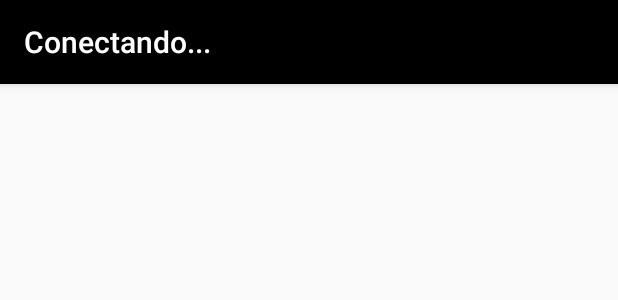
After one commit to ShayAegis/GpsCar, an Android app built with Jetpack Compose: the layout app_bar_main.xml on its own in the app's theme, with its tools: preview values and no code run, on a phone screen of 412 x 824 dp. The commit adds this screen. Shown: the top 300 px of the screen. Run offline under Robolectric (Android 15) with nearby library versions, the phone set to English and light mode, and no system bars.

Commit message:
Navigation view added, including options for configuration and compass test, options are not doing anything yet

```diff
--- a/app/app/build.gradle.kts
+++ b/app/app/build.gradle.kts
@@ -56,6 +56,7 @@ dependencies {
     implementation(libs.androidx.ui.tooling.preview)
     implementation(libs.androidx.material3)
     implementation(libs.androidx.constraintlayout)
+    implementation(libs.material)
     testImplementation(libs.junit)
     androidTestImplementation(libs.androidx.junit)
     androidTestImplementation(libs.androidx.espresso.core)
--- /dev/null
+++ b/app/app/src/main/res/layout/app_bar_main.xml
@@ -0,0 +1,21 @@
+<?xml version="1.0" encoding="utf-8"?>
+<androidx.coordinatorlayout.widget.CoordinatorLayout xmlns:android="http://schemas.android.com/apk/res/android"
+    android:layout_width="match_parent"
+    android:layout_height="match_parent"
+    xmlns:tools="http://schemas.android.com/tools"
+    xmlns:app="http://schemas.android.com/apk/res-auto"
+    tools:context=".MainActivity">
+    <com.google.android.material.appbar.AppBarLayout
+        android:layout_width="match_parent"
+        android:layout_height="wrap_content"
+        android:fitsSystemWindows="true">
+        <androidx.appcompat.widget.Toolbar
+            android:id="@+id/main_toolbar"
+            android:layout_width="match_parent"
+            android:layout_height="?attr/actionBarSize"
+            app:title="@string/conecting_mqtt"
+            app:titleTextColor="@color/white"
+            app:layout_scrollFlags="scroll|enterAlways"
+            android:background="@color/black"/>
+    </com.google.android.material.appbar.AppBarLayout>
+</androidx.coordinatorlayout.widget.CoordinatorLayout>
--- a/app/app/src/main/res/values/themes.xml
+++ b/app/app/src/main/res/values/themes.xml
@@ -1,5 +1,7 @@
 <?xml version="1.0" encoding="utf-8"?>
 <resources>
 
-    <style name="Theme.Projcomunicaciones" parent="android:Theme.Material.Light.NoActionBar" />
+    <style name="Theme.Projcomunicaciones" parent="Theme.AppCompat.Light.NoActionBar">
+        <item name="android:statusBarColor">@color/black</item>
+    </style>
 </resources>
--- a/app/gradle/libs.versions.toml
+++ b/app/gradle/libs.versions.toml
@@ -9,6 +9,7 @@ lifecycleRuntimeKtx = "2.8.7"
 activityCompose = "1.10.1"
 composeBom = "2024.04.01"
 constraintlayout = "2.2.1"
+material = "1.12.0"
 
 [libraries]
 androidx-core-ktx = { group = "androidx.core", name = "core-ktx", version.ref = "coreKtx" }
@@ -26,6 +27,7 @@ androidx-ui-test-manifest = { group = "androidx.compose.ui", name = "ui-test-man
 androidx-ui-test-junit4 = { group = "androidx.compose.ui", name = "ui-test-junit4" }
 androidx-material3 = { group = "androidx.compose.material3", name = "material3" }
 androidx-constraintlayout = { group = "androidx.constraintlayout", name = "constraintlayout", version.ref = "constraintlayout" }
+material = { group = "com.google.android.material", name = "material", version.ref = "material" }
 
 [plugins]
 android-application = { id = "com.android.application", version.ref = "agp" }
```
Also changed, not shown: app/app/src/main/java/com/example/projcomunicaciones/MainActivity.kt (+25 -4 lines), app/app/src/main/res/drawable/navigation_view_icon.xml (added, +7 -0 lines), app/app/src/main/res/layout/activity_main.xml (+33 -33 lines), app/app/src/main/res/menu/activity_main_drawer.xml (added, +14 -0 lines), app/app/src/main/res/values/strings.xml (+8 -0 lines).
